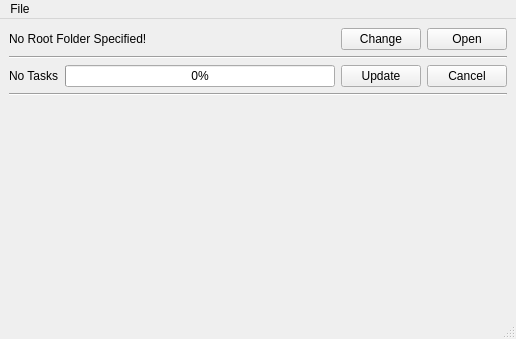
Above: main_window_design.ui from DotBow/Blender-Version-Manager before the change. Below: the same form after it.
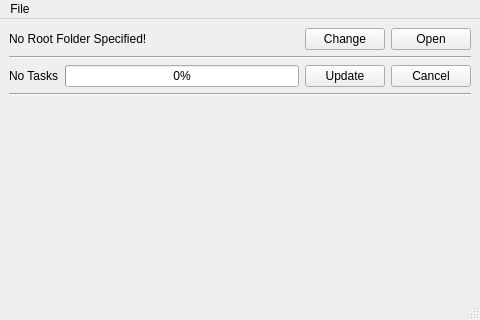
That is the form after the change.

```diff
--- a/main_window_design.ui
+++ b/main_window_design.ui
@@ -6,8 +6,8 @@
    <rect>
     <x>0</x>
     <y>0</y>
-    <width>516</width>
-    <height>339</height>
+    <width>480</width>
+    <height>320</height>
    </rect>
   </property>
   <property name="sizePolicy">
@@ -130,7 +130,7 @@
     <rect>
      <x>0</x>
      <y>0</y>
-     <width>516</width>
+     <width>480</width>
      <height>21</height>
     </rect>
    </property>
```
